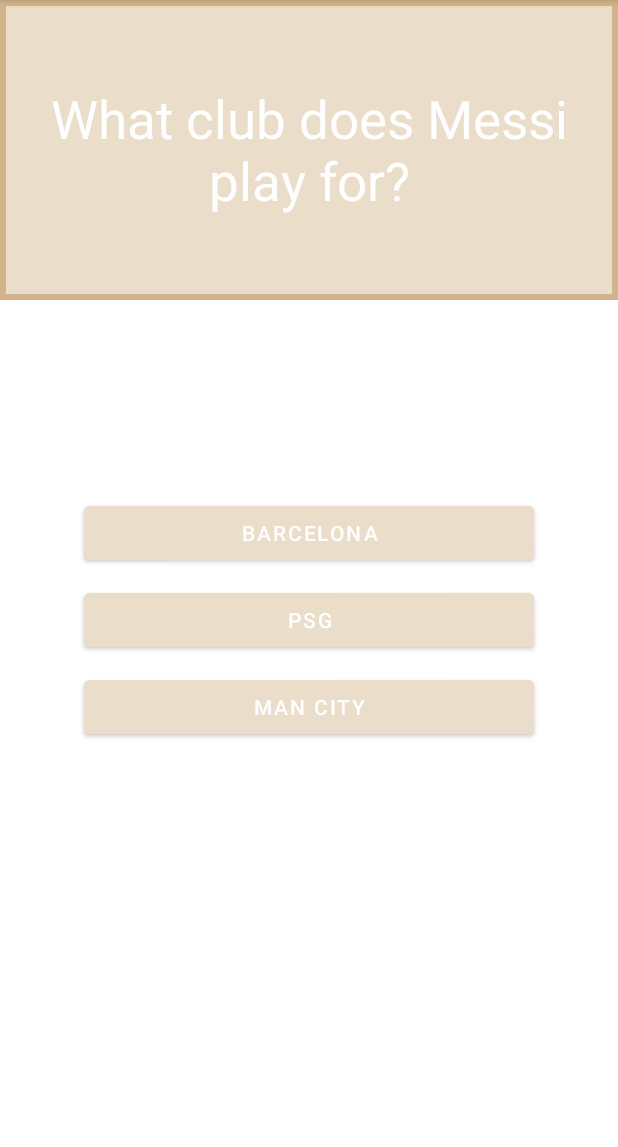
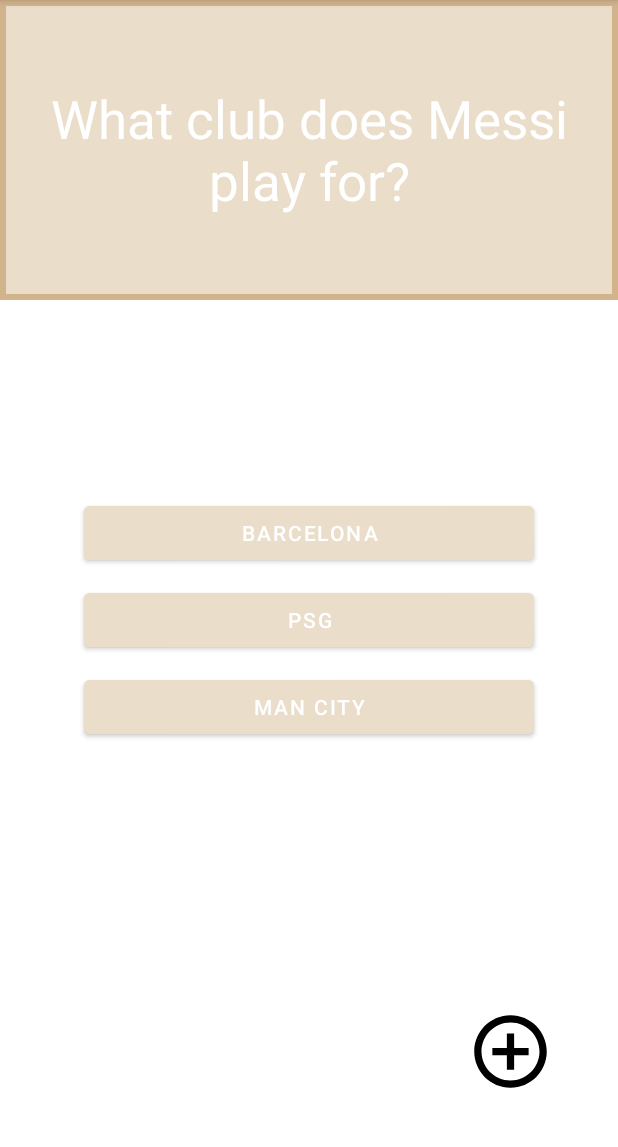
Before and after one commit to Codingnoob001/FlashCard_App, an Android app: the screen it shows after launch (MainActivity), on a phone screen of 412 x 824 dp, the part 84-1231 px from its top. Run offline under Robolectric (Android 15) with nearby library versions, the phone set to English and light mode, and no system bars.

```diff
--- a/app/src/main/AndroidManifest.xml
+++ b/app/src/main/AndroidManifest.xml
@@ -14,6 +14,9 @@
         android:theme="@style/Theme.MyApplication"
         tools:targetApi="31">
         <activity
+            android:name=".AddcardActivity"
+            android:exported="false" />
+        <activity
             android:name=".MainActivity"
             android:exported="true">
             <intent-filter>
--- a/app/src/main/java/com/example/myapplication/MainActivity.kt
+++ b/app/src/main/java/com/example/myapplication/MainActivity.kt
@@ -1,10 +1,14 @@
 package com.example.myapplication
 
+import android.content.Intent
 import androidx.appcompat.app.AppCompatActivity
 import android.os.Bundle
+import android.util.Log
 import android.view.View
 import android.widget.Button
+import android.widget.ImageView
 import android.widget.TextView
+import androidx.activity.result.contract.ActivityResultContracts
 
 class MainActivity : AppCompatActivity() {
     override fun onCreate(savedInstanceState: Bundle?) {
@@ -15,31 +19,57 @@ class MainActivity : AppCompatActivity() {
         val first_button = findViewById<Button>(R.id.button1)
         val second_button = findViewById<Button>(R.id.button2)
         val third_button = findViewById<Button>(R.id.button3)
+        val xbutton = findViewById<ImageView>(R.id.X_button)
+        val add_question_button = findViewById<ImageView>(R.id.add_question_button)
+        val editbutton = findViewById<ImageView>(R.id.editbutton)
+        val savebutton = findViewById<ImageView>(R.id.savebutton)
         flashcardQuestion.setOnClickListener {
             flashcardQuestion.visibility = View.INVISIBLE
             flashcardAnswer.visibility = View.VISIBLE
-         }
-        flashcardAnswer.setOnClickListener{
+        }
+        flashcardAnswer.setOnClickListener {
             flashcardAnswer.visibility = View.INVISIBLE
             flashcardQuestion.visibility = View.VISIBLE
         }
-        first_button.setOnClickListener{
+        first_button.setOnClickListener {
             first_button.setBackgroundColor(getResources().getColor(R.color.red))
             second_button.setBackgroundColor(getResources().getColor(R.color.green))
             third_button.setBackgroundColor(getResources().getColor(R.color.red))
             flashcardAnswer.visibility = View.VISIBLE
         }
-        second_button.setOnClickListener{
+        second_button.setOnClickListener {
             first_button.setBackgroundColor(getResources().getColor(R.color.red))
             second_button.setBackgroundColor(getResources().getColor(R.color.green))
             third_button.setBackgroundColor(getResources().getColor(R.color.red))
             flashcardAnswer.visibility = View.VISIBLE
-     }
+        }
         third_button.setOnClickListener {
             first_button.setBackgroundColor(getResources().getColor(R.color.red))
             second_button.setBackgroundColor(getResources().getColor(R.color.green))
             third_button.setBackgroundColor(getResources().getColor(R.color.red))
             flashcardAnswer.visibility = View.VISIBLE
         }
+        val resultLauncher =
+            registerForActivityResult(ActivityResultContracts.StartActivityForResult()) { result ->
+                val data: Intent? = result.data
+                if (data != null) {
+                    val questionString = data.getStringExtra("QUESTION_KEY")
+                    val answerString = data.getStringExtra("ANSWER_KEY")
+                    flashcardQuestion.text = questionString
+                    flashcardAnswer.text = answerString
+                    Log.i("victor: MainActivity", "question: $questionString")
+                    Log.i("victor: MainActivity", "answer: $answerString")
+                } else {
+                    Log.i("victor: MainActivity", "Returned null data from AddCardActivity")
+                }
+            }
+        add_question_button.setOnClickListener {
+            val intent = Intent(this, AddcardActivity::class.java)
+            resultLauncher.launch(intent)
+            first_button.visibility = View.INVISIBLE
+            second_button.visibility = View.INVISIBLE
+            third_button.visibility = View.INVISIBLE
+        }
+
     }
 }
--- /dev/null
+++ b/app/src/main/res/drawable/add_icon.xml
@@ -0,0 +1,5 @@
+<vector android:autoMirrored="true" android:height="46dp"
+    android:tint="#000000" android:viewportHeight="24"
+    android:viewportWidth="24" android:width="46dp" xmlns:android="http://schemas.android.com/apk/res/android">
+    <path android:fillColor="@android:color/white" android:pathData="M13,7h-2v4L7,11v2h4v4h2v-4h4v-2h-4L13,7zM12,2C6.48,2 2,6.48 2,12s4.48,10 10,10 10,-4.48 10,-10S17.52,2 12,2zM12,20c-4.41,0 -8,-3.59 -8,-8s3.59,-8 8,-8 8,3.59 8,8 -3.59,8 -8,8z"/>
+</vector>
--- /dev/null
+++ b/app/src/main/res/drawable/editbutton.xml
@@ -0,0 +1,6 @@
+<vector android:autoMirrored="true" android:height="24dp"
+    android:tint="#000000" android:viewportHeight="24"
+    android:viewportWidth="24" android:width="24dp" xmlns:android="http://schemas.android.com/apk/res/android">
+    <path android:fillColor="@android:color/white" android:pathData="M3,17.25l0,3.75l3.75,0l11.06,-11.06l-3.75,-3.75z"/>
+    <path android:fillColor="@android:color/white" android:pathData="M20.71,5.63l-2.34,-2.34c-0.39,-0.39 -1.02,-0.39 -1.41,0l-1.83,1.83l3.75,3.75l1.83,-1.83C21.1,6.65 21.1,6.02 20.71,5.63z"/>
+</vector>
--- /dev/null
+++ b/app/src/main/res/drawable/ic_baseline_arrow_downward_24.xml
@@ -0,0 +1,5 @@
+<vector android:autoMirrored="true" android:height="24dp"
+    android:tint="#000000" android:viewportHeight="24"
+    android:viewportWidth="24" android:width="24dp" xmlns:android="http://schemas.android.com/apk/res/android">
+    <path android:fillColor="@android:color/white" android:pathData="M20,12l-1.41,-1.41L13,16.17V4h-2v12.17l-5.58,-5.59L4,12l8,8 8,-8z"/>
+</vector>
--- /dev/null
+++ b/app/src/main/res/drawable/savebuttonn.xml
@@ -0,0 +1,5 @@
+<vector android:autoMirrored="true" android:height="24dp"
+    android:tint="#000000" android:viewportHeight="24"
+    android:viewportWidth="24" android:width="24dp" xmlns:android="http://schemas.android.com/apk/res/android">
+    <path android:fillColor="@android:color/white" android:pathData="M19,12v7L5,19v-7L3,12v7c0,1.1 0.9,2 2,2h14c1.1,0 2,-0.9 2,-2v-7h-2zM13,12.67l2.59,-2.58L17,11.5l-5,5 -5,-5 1.41,-1.41L11,12.67L11,3h2z"/>
+</vector>
--- a/app/src/main/res/drawable/secondborder.xml
+++ b/app/src/main/res/drawable/secondborder.xml
@@ -2,7 +2,7 @@
 <shape xmlns:android="http://schemas.android.com/apk/res/android"
     android:shape="rectangle" >
     <corners android:radius="0dp" />
-    <stroke android:width="4dp" />
+    <stroke android:width="0dp" />
     <solid android:color="#D2B48C"/>
     <padding android:left="20dp" android:top="20dp"
         android:right="20dp" android:bottom="20dp" />
--- /dev/null
+++ b/app/src/main/res/drawable/xbutton.xml
@@ -0,0 +1,5 @@
+<vector android:autoMirrored="true" android:height="46dp"
+    android:viewportHeight="24" android:viewportWidth="24"
+    android:width="46dp" xmlns:android="http://schemas.android.com/apk/res/android">
+    <path android:fillColor="#FF000000" android:pathData="M12,2c5.514,0 10,4.486 10,10s-4.486,10 -10,10 -10,-4.486 -10,-10 4.486,-10 10,-10zM12,0c-6.627,0 -12,5.373 -12,12s5.373,12 12,12 12,-5.373 12,-12 -5.373,-12 -12,-12zM17,15.538l-3.592,-3.548 3.546,-3.587 -1.416,-1.403 -3.545,3.589 -3.588,-3.543 -1.405,1.405 3.593,3.552 -3.547,3.592 1.405,1.405 3.555,-3.596 3.591,3.55 1.403,-1.416z"/>
+</vector>
--- a/app/src/main/res/layout/activity_main.xml
+++ b/app/src/main/res/layout/activity_main.xml
@@ -32,7 +32,9 @@
         android:layout_width="match_parent"
         android:layout_height="match_parent"
         android:layout_alignParentBottom="true"
-        android:layout_marginBottom="-150dp" />
+        android:layout_marginBottom="-136dp">
+
+    </RelativeLayout>
 
     <Button
         android:id="@+id/button1"
@@ -64,5 +66,18 @@
         android:layout_centerVertical="true"
         android:layout_marginTop="10dp"
         android:text="Man City"
-         android:backgroundTint="#EADDCA"/>
-</RelativeLayout>
+       android:backgroundTint="#EADDCA"/>
+
+    <ImageView
+        android:id="@+id/add_question_button"
+        android:layout_width="67dp"
+        android:layout_height="58dp"
+        android:layout_alignParentEnd="true"
+        android:layout_alignParentBottom="true"
+        android:layout_marginStart="50dp"
+        android:layout_marginTop="50dp"
+        android:layout_marginEnd="38dp"
+        android:layout_marginRight="15dp"
+        android:layout_marginBottom="38dp"
+        android:src="@drawable/add_icon"/>
+    </RelativeLayout>
```
Also changed, not shown: app/src/main/java/com/example/myapplication/AddcardActivity.kt (added, +39 -0 lines), app/src/main/res/layout/activity_addcard.xml (added, +78 -0 lines).
